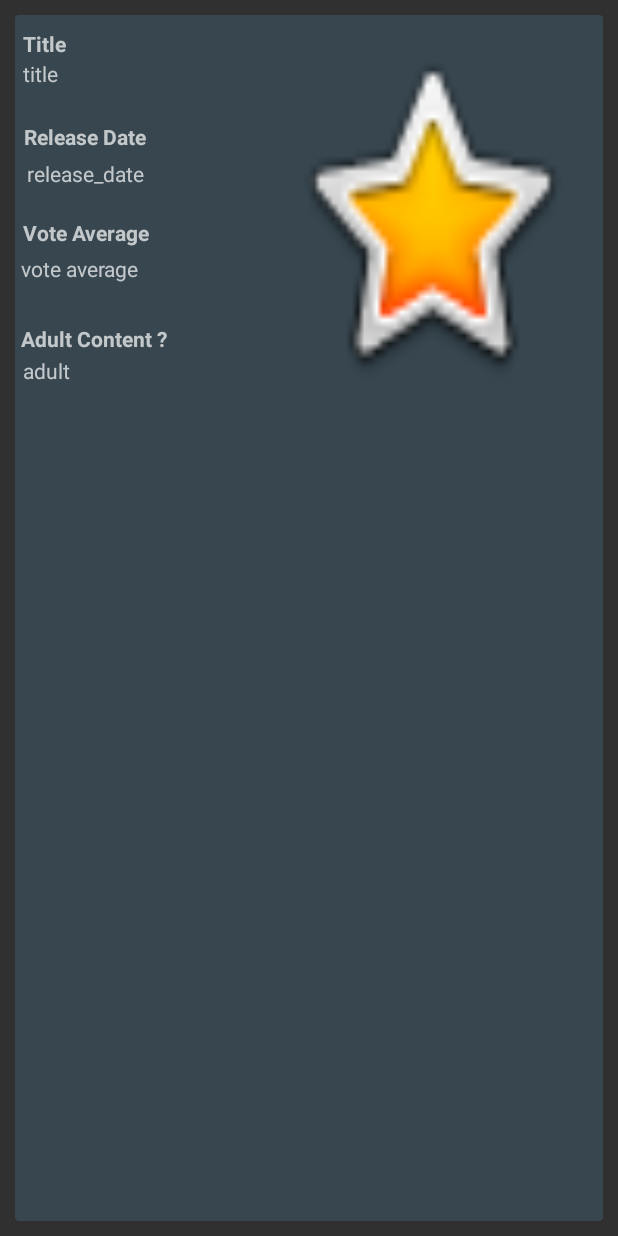
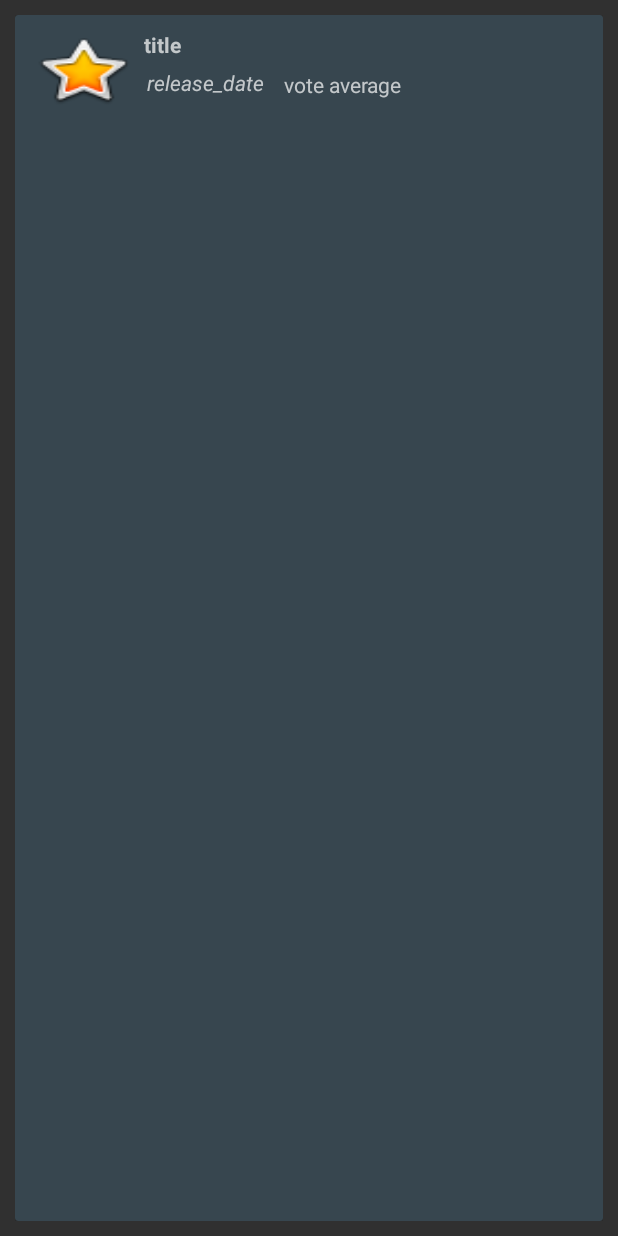
Before and after one commit to johnny3young/SearchMovies, an Android app: the layout item_movie.xml on its own in the app's theme, with its tools: preview values and no code run, on a phone screen of 412 x 824 dp. Run offline under Robolectric (Android 15) with nearby library versions, the phone set to English and light mode, and no system bars.

Commit message:
working the image circular and aspect of view type Whatapp

```diff
--- a/app/src/main/java/com/black3/app/projectretrofit03/AdapterMovie.kt
+++ b/app/src/main/java/com/black3/app/projectretrofit03/AdapterMovie.kt
@@ -8,6 +8,7 @@ import android.view.View
 import android.view.ViewGroup
 import android.view.animation.Animation
 import android.view.animation.AnimationUtils
+import android.view.animation.Transformation
 import com.squareup.picasso.Picasso
 import com.black3.app.projectretrofit03.Model.Movie
 import kotlinx.android.synthetic.main.item_movie.view.*
@@ -29,13 +30,7 @@ class AdapterMovie (val movies : MutableList<Movie>) : RecyclerView.Adapter <Ada
         val fechaFormat  = SimpleDateFormat("yyyy-MM-dd")
         holder.release_date.text = fechaFormat.format(movies[position].release_date)
 
-        if (movies[position].adult.toString() == "false"){
-            holder.adult.text = "No"
-        }else{
-            holder.adult.text = "Yes"
-        }
-
-        Picasso.get().load("https://image.tmdb.org/t/p/w500/${movies[position].poster_path}").into(holder.imageView)
+        Picasso.get().load("https://image.tmdb.org/t/p/w500/${movies[position].poster_path}").transform(CircleTransformation()).into(holder.imageView)
 
         holder.itemView.ivMovie.setOnClickListener{
             val z = Intent(holder.itemView.context,ImagenActivity::class.java)
@@ -65,7 +60,6 @@ class AdapterMovie (val movies : MutableList<Movie>) : RecyclerView.Adapter <Ada
         val vote_average = itemView.textViewVote_Average
         val title = itemView.textViewTitle
         val release_date = itemView.textViewRelease_Date
-        val adult = itemView.textViewAdult
         val imageView = itemView.ivMovie
     }
 }
--- /dev/null
+++ b/app/src/main/java/com/black3/app/projectretrofit03/CircleTransformation.kt
@@ -0,0 +1,38 @@
+package com.black3.app.projectretrofit03
+
+import android.graphics.*
+import com.squareup.picasso.Transformation
+
+class CircleTransformation: Transformation {
+    companion object {
+        private val KEY = "circleImageTransformation"
+    }
+
+    override fun transform(source: Bitmap): Bitmap {
+
+        val minEdge = Math.min(source.width, source.height)
+        val dx = (source.width - minEdge) / 2
+        val dy = (source.height - minEdge) / 2
+
+        // Init shader
+        val shader = BitmapShader(source, Shader.TileMode.CLAMP, Shader.TileMode.CLAMP)
+        val matrix = Matrix()
+        matrix.setTranslate((-dx).toFloat(), (-dy).toFloat())   // Move the target area to center of the source bitmap
+        shader.setLocalMatrix(matrix)
+
+        // Init paint
+        val paint = Paint(Paint.ANTI_ALIAS_FLAG)
+        paint.shader = shader
+
+        // Create and draw circle bitmap
+        val output = Bitmap.createBitmap(minEdge, minEdge, source.config)
+        val canvas = Canvas(output)
+        canvas.drawOval(RectF(0f, 0f, minEdge.toFloat(), minEdge.toFloat()), paint)
+
+        source.recycle()
+
+        return output
+    }
+
+    override fun key(): String = KEY
+}
--- /dev/null
+++ b/app/src/main/res/drawable/iv_imagen_circular.xml
@@ -0,0 +1,5 @@
+<?xml version="1.0" encoding="utf-8"?>
+<shape android:shape="oval"
+       xmlns:android="http://schemas.android.com/apk/res/android">
+    <solid android:color="@color/colorPrimaryDark"/>
+</shape>
--- a/app/src/main/res/layout/item_movie.xml
+++ b/app/src/main/res/layout/item_movie.xml
@@ -20,79 +20,61 @@
 
             <ImageView
                     android:foreground="?android:attr/selectableItemBackground"
-                    android:layout_width="200dp"
+                    android:layout_width="74dp"
                     android:layout_marginBottom="5dp"
-                    android:layout_height="250dp"
+                    android:layout_height="53dp"
                     android:scaleType="fitXY"
                     app:srcCompat="@android:drawable/btn_star_big_on"
                     android:id="@+id/ivMovie"
                     android:focusable="true"
                     android:clickable="true"
                     android:layout_alignParentTop="true"
-                    android:layout_marginTop="8dp" android:layout_alignParentEnd="true"
-                    android:layout_marginEnd="15dp"/>
-
-            <TextView
-                    android:text="Title"
-                    android:layout_width="wrap_content"
-                    android:layout_height="wrap_content"
-                    android:id="@+id/textView3" android:layout_alignParentStart="true" android:layout_marginStart="5dp"
-                    android:layout_alignTop="@+id/ivMovie" android:layout_marginTop="1dp"
-                    android:textAppearance="@style/TextAppearance.AppCompat.Small" android:textStyle="bold"/>
+                    android:layout_marginTop="10dp"
+                    android:layout_alignParentEnd="true"
+                    android:layout_marginEnd="311dp"
+                    android:layout_alignParentStart="true"
+                    android:layout_marginStart="10dp"/>
 
             <TextView
                     android:id="@+id/textViewTitle"
                     android:hint="title"
                     android:ellipsize="end"
                     android:maxLines="1"
-                    android:layout_width="166dp"
-                    android:layout_height="wrap_content" android:layout_alignParentStart="true"
-                    android:layout_marginStart="5dp" android:layout_alignParentTop="true"
-                    android:layout_marginTop="29dp" android:layout_alignParentEnd="true"
-                    android:layout_marginEnd="221dp"/>
-            <TextView
-                    android:text="Release Date"
-                    android:layout_width="wrap_content"
+                    android:layout_width="286dp"
                     android:layout_height="wrap_content"
-                    android:id="@+id/textView4" android:layout_alignParentStart="true" android:layout_marginStart="6dp"
-                    android:layout_alignParentTop="true" android:layout_marginTop="71dp" android:textStyle="bold"
-                    android:textAppearance="@style/TextAppearance.AppCompat.Small"/>
+                    android:layout_alignParentStart="true"
+                    android:layout_marginStart="86dp"
+                    android:layout_alignParentTop="true"
+                    android:layout_marginTop="10dp"
+                    android:layout_alignParentEnd="true"
+                    android:layout_marginEnd="20dp"
+                    android:textStyle="bold"/>
+
             <TextView
                     android:id="@+id/textViewRelease_Date"
                     android:hint="release_date"
                     android:layout_width="wrap_content"
-                    android:layout_height="wrap_content" android:layout_alignParentTop="true"
-                    android:layout_marginTop="96dp"
-                    android:layout_alignStart="@+id/textView4" android:layout_marginStart="2dp"/>
-            <TextView
-                    android:text="Vote Average"
-                    android:layout_width="wrap_content"
                     android:layout_height="wrap_content"
-                    android:id="@+id/textView" android:layout_alignParentTop="true" android:layout_marginTop="135dp"
-                    android:layout_alignStart="@+id/textView3"
-                    android:textAppearance="@style/TextAppearance.AppCompat.Small" android:textStyle="bold"
-                    android:layout_marginStart="0dp"/>
+                    android:layout_marginStart="88dp"
+                    android:layout_alignBottom="@+id/ivMovie"
+                    android:layout_marginBottom="8dp"
+                    android:layout_alignParentStart="true"
+                    android:layout_marginTop="6dp"
+                    android:layout_below="@+id/textViewTitle"
+                    android:textStyle="italic"/>
+
             <TextView
                     android:id="@+id/textViewVote_Average"
                     android:hint="vote average"
                     android:layout_width="wrap_content"
-                    android:layout_height="wrap_content" android:layout_marginTop="159dp"
-                    android:layout_alignParentTop="true" android:layout_alignParentStart="true"
-                    android:layout_marginStart="4dp"/>
-            <TextView
-                    android:text="Adult Content ?"
-                    android:layout_width="wrap_content"
                     android:layout_height="wrap_content"
-                    android:id="@+id/textView5" android:layout_below="@+id/ivMovie"
-                    android:layout_marginTop="-57dp"
-                    android:layout_alignStart="@+id/textViewTitle" android:textStyle="bold"
-                    android:layout_marginStart="-1dp"/>
-            <TextView
-                    android:id="@+id/textViewAdult"
-                    android:hint="adult"
-                    android:layout_width="35dp"
-                    android:layout_height="28dp" android:layout_alignParentTop="true" android:layout_marginTop="227dp"
-                    android:layout_marginStart="5dp" android:layout_alignParentStart="true"/>
+                    android:layout_marginTop="7dp"
+                    android:layout_alignParentEnd="true"
+                    android:layout_marginEnd="127dp"
+                    android:layout_toEndOf="@+id/textViewRelease_Date"
+                    android:layout_marginStart="13dp"
+                    android:layout_below="@+id/textViewTitle"
+                    android:textColor="#FFEB3B"/>
 
         </RelativeLayout>
 
```
